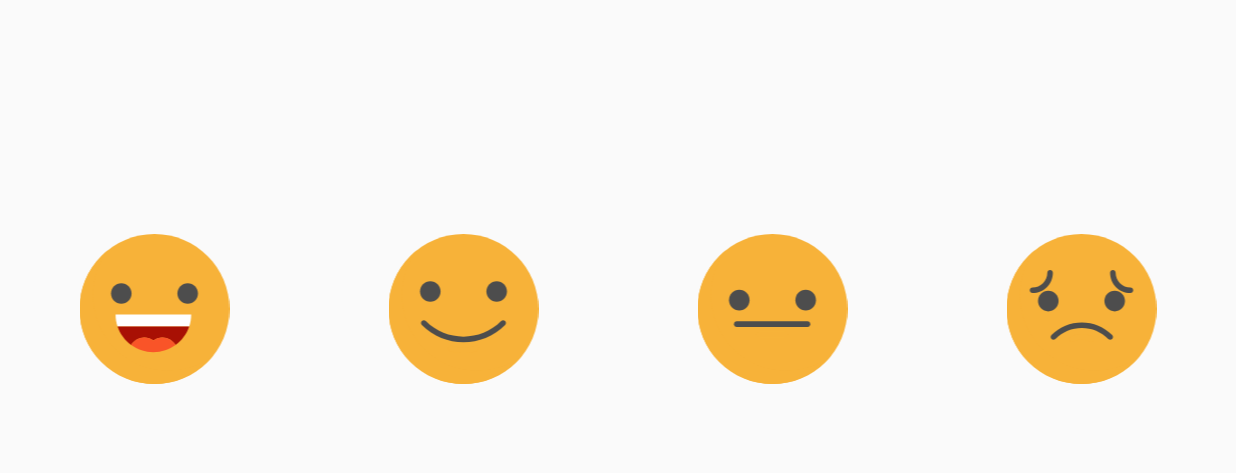
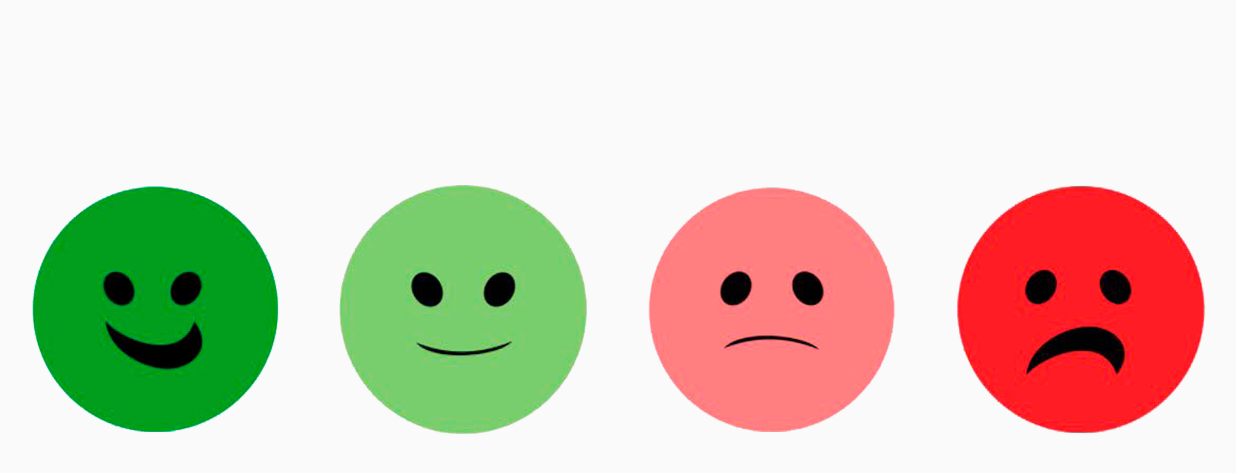
Before and after one commit to Adilbek12/RazyBol, an Android app: the fragment RatingFragment placed in its activity, on a phone screen of 824 x 412 dp (held sideways). Shown: the top 473 px of the screen. Run offline under Robolectric (Android 15) with nearby library versions, the phone set to English and light mode, and no system bars; our stand-ins replace Volley.

Commit message:
images is changed

```diff
--- a/app/src/main/res/drawable/ic_rating_1.xml
+++ /dev/null
@@ -1,32 +0,0 @@
-<?xml version="1.0" encoding="utf-8"?>
-<vector xmlns:android="http://schemas.android.com/apk/res/android"
-  android:width="100dp"
-  android:height="100dp"
-  android:viewportHeight="512.009"
-  android:viewportWidth="512.009">
-
-  <path
-    android:fillColor="#F7B239"
-    android:pathData="M 256.004 0 C 397.391105096 0 512.008 114.616894904 512.008 256.004 C 512.008 397.391105096 397.391105096 512.008 256.004 512.008 C 114.616894904 512.008 0 397.391105096 0 256.004 C 0 114.616894904 114.616894904 0 256.004 0 Z" />
-  <path
-    android:fillColor="#F7B239"
-    android:pathData="M121.499,390.501C29.407,298.407,22.15,153.608,99.723,53.204 c-8.593,6.638-16.861,13.895-24.743,21.777c-99.974,99.974-99.974,262.065,0,362.038s262.065,99.974,362.038,0 c7.881-7.881,15.138-16.15,21.777-24.743C358.392,489.85,213.593,482.593,121.499,390.501z" />
-  <path
-    android:fillColor="#F7B239"
-    android:pathData="M288.234,367.985c-1.484,0-2.988-0.349-4.394-1.084c-8.513-4.457-18.142-6.814-27.845-6.814 c-9.699,0-19.324,2.356-27.836,6.813c-4.639,2.432-10.376,0.639-12.808-4.004c-2.43-4.642-0.638-10.377,4.004-12.807 c11.218-5.874,23.887-8.979,36.64-8.979c12.755,0,25.428,3.105,36.647,8.979c4.643,2.43,6.436,8.165,4.005,12.807 C294.954,366.133,291.651,367.985,288.234,367.985z" />
-  <path
-    android:fillColor="#4D4D4D"
-    android:pathData="M257.185,302.041c-39.121,0-75.902,15.235-103.564,42.898c-3.706,3.706-3.706,9.713,0,13.418 c3.707,3.706,9.714,3.706,13.42,0c24.077-24.078,56.092-37.34,90.145-37.34s66.068,13.261,90.145,37.34 c1.853,1.853,4.281,2.78,6.71,2.78c2.428,0,4.857-0.926,6.71-2.78c3.706-3.706,3.706-9.713,0-13.418 C333.087,317.276,296.306,302.041,257.185,302.041z" />
-  <path
-    android:fillColor="#4D4D4D"
-    android:pathData="M158.362,132.143c0-5.24-4.247-9.489-9.489-9.489c-5.242,0-9.489,4.248-9.489,9.489 c0,27.852-22.659,50.513-50.513,50.513c-5.242,0-9.489,4.248-9.489,9.489c0,5.24,4.247,9.489,9.489,9.489 C127.189,201.632,158.362,170.46,158.362,132.143z" />
-  <path
-    android:fillColor="#4D4D4D"
-    android:pathData="M423.128,182.654c-27.854,0-50.513-22.659-50.513-50.513c0-5.24-4.247-9.489-9.489-9.489 s-9.489,4.248-9.489,9.489c0,38.317,31.173,69.49,69.49,69.49c5.242,0,9.489-4.248,9.489-9.489 C432.617,186.903,428.369,182.654,423.128,182.654z" />
-  <path
-    android:fillColor="#4D4D4D"
-    android:pathData="M177.781,229.019c0-19.358-15.749-35.107-35.107-35.107s-35.107,15.749-35.107,35.107 s15.749,35.107,35.107,35.107S177.781,248.377,177.781,229.019z" />
-  <path
-    android:fillColor="#4D4D4D"
-    android:pathData="M369.326,193.912c-19.358,0-35.107,15.749-35.107,35.107s15.749,35.107,35.107,35.107 s35.107-15.749,35.107-35.107S388.684,193.912,369.326,193.912z" />
-</vector>
--- a/app/src/main/res/drawable/ic_rating_2.xml
+++ /dev/null
@@ -1,26 +0,0 @@
-<?xml version="1.0" encoding="utf-8"?>
-<vector xmlns:android="http://schemas.android.com/apk/res/android"
-  android:width="100dp"
-  android:height="100dp"
-  android:viewportHeight="512.009"
-  android:viewportWidth="512.009">
-
-  <path
-    android:fillColor="#F7B239"
-    android:pathData="M 256.004 0 C 397.391105096 0 512.008 114.616894904 512.008 256.004 C 512.008 397.391105096 397.391105096 512.008 256.004 512.008 C 114.616894904 512.008 0 397.391105096 0 256.004 C 0 114.616894904 114.616894904 0 256.004 0 Z" />
-  <path
-    android:fillColor="#F7B239"
-    android:pathData="M121.499,390.501C29.407,298.407,22.15,153.608,99.723,53.204 c-8.593,6.638-16.861,13.895-24.743,21.777c-99.974,99.974-99.974,262.065,0,362.038s262.065,99.974,362.038,0 c7.881-7.881,15.138-16.15,21.777-24.743C358.392,489.85,213.593,482.593,121.499,390.501z" />
-  <path
-    android:fillColor="#F7B239"
-    android:pathData="M299.018,352.566H210.45c-5.242,0-9.489-4.248-9.489-9.489c0-5.24,4.247-9.489,9.489-9.489h88.569 c5.242,0,9.489,4.248,9.489,9.489C308.507,348.318,304.259,352.566,299.018,352.566z" />
-  <path
-    android:fillColor="#4D4D4D"
-    android:pathData="M375.557,298.165H133.912c-5.242,0-9.489,4.248-9.489,9.489c0,5.24,4.247,9.489,9.489,9.489h241.645 c5.242,0,9.489-4.248,9.489-9.489C385.045,302.413,380.797,298.165,375.557,298.165z" />
-  <path
-    android:fillColor="#4D4D4D"
-    android:pathData="M177.781,225.753c0-19.358-15.749-35.107-35.107-35.107s-35.107,15.749-35.107,35.107 s15.749,35.107,35.107,35.107S177.781,245.111,177.781,225.753z" />
-  <path
-    android:fillColor="#4D4D4D"
-    android:pathData="M369.326,190.646c-19.358,0-35.107,15.749-35.107,35.107s15.749,35.107,35.107,35.107 s35.107-15.749,35.107-35.107S388.684,190.646,369.326,190.646z" />
-</vector>
--- a/app/src/main/res/drawable/ic_rating_3.xml
+++ /dev/null
@@ -1,26 +0,0 @@
-<?xml version="1.0" encoding="utf-8"?>
-<vector xmlns:android="http://schemas.android.com/apk/res/android"
-  android:width="100dp"
-  android:height="100dp"
-  android:viewportHeight="512.009"
-  android:viewportWidth="512.009">
-
-  <path
-    android:fillColor="#F7B239"
-    android:pathData="M 256.004 0 C 397.391105096 0 512.008 114.616894904 512.008 256.004 C 512.008 397.391105096 397.391105096 512.008 256.004 512.008 C 114.616894904 512.008 0 397.391105096 0 256.004 C 0 114.616894904 114.616894904 0 256.004 0 Z" />
-  <path
-    android:fillColor="#F7B239"
-    android:pathData="M121.499,390.501C29.407,298.407,22.15,153.608,99.723,53.204 c-8.593,6.638-16.861,13.895-24.743,21.777c-99.974,99.974-99.974,262.065,0,362.038s262.065,99.974,362.038,0 c7.881-7.881,15.138-16.15,21.777-24.743C358.392,489.85,213.593,482.593,121.499,390.501z" />
-  <path
-    android:fillColor="#F7B239"
-    android:pathData="M256.001,406.199c-15.303,0-30.599-2.085-45.475-6.255c-5.045-1.414-7.989-6.652-6.575-11.699 c1.414-5.045,6.652-7.992,11.698-6.575c26.399,7.401,54.307,7.401,80.706,0c5.049-1.412,10.283,1.53,11.698,6.575 c1.414,5.045-1.53,10.283-6.575,11.698C286.602,404.114,271.299,406.199,256.001,406.199z" />
-  <path
-    android:fillColor="#4D4D4D"
-    android:pathData="M384.701,297.195c-70.969,70.966-186.441,70.964-257.402,0c-3.707-3.706-9.714-3.706-13.42,0 c-3.706,3.706-3.706,9.714,0,13.418c39.188,39.187,90.645,58.774,142.121,58.774c51.463,0,102.942-19.596,142.121-58.774 c3.706-3.706,3.706-9.714,0-13.418C394.415,293.49,388.408,293.488,384.701,297.195z" />
-  <path
-    android:fillColor="#4D4D4D"
-    android:pathData="M142.674,231.083c19.358,0,35.107-15.749,35.107-35.107s-15.749-35.107-35.107-35.107 s-35.107,15.749-35.107,35.107S123.316,231.083,142.674,231.083z" />
-  <path
-    android:fillColor="#4D4D4D"
-    android:pathData="M369.326,160.87c-19.358,0-35.107,15.749-35.107,35.107s15.749,35.107,35.107,35.107 s35.107-15.749,35.107-35.107S388.684,160.87,369.326,160.87z" />
-</vector>
--- a/app/src/main/res/drawable/ic_rating_4.xml
+++ /dev/null
@@ -1,29 +0,0 @@
-<?xml version="1.0" encoding="utf-8"?>
-<vector xmlns:android="http://schemas.android.com/apk/res/android"
-  android:width="100dp"
-  android:height="100dp"
-  android:viewportHeight="512.009"
-  android:viewportWidth="512.009">
-
-  <path
-    android:fillColor="#F7B239"
-    android:pathData="M 256.004 0 C 397.391105096 0 512.008 114.616894904 512.008 256.004 C 512.008 397.391105096 397.391105096 512.008 256.004 512.008 C 114.616894904 512.008 0 397.391105096 0 256.004 C 0 114.616894904 114.616894904 0 256.004 0 Z" />
-  <path
-    android:fillColor="#F7B239"
-    android:pathData="M121.499,390.501C29.407,298.407,22.15,153.608,99.723,53.204 c-8.593,6.638-16.861,13.895-24.743,21.777c-99.974,99.974-99.974,262.065,0,362.038s262.065,99.974,362.038,0 c7.881-7.881,15.138-16.15,21.777-24.743C358.392,489.85,213.593,482.593,121.499,390.501z" />
-  <path
-    android:fillColor="#FFFFFF"
-    android:pathData="M123.163,274.382h258.092c0,14.486-2.391,28.415-6.794,41.421H129.957 C125.554,302.798,123.163,288.868,123.163,274.382z" />
-  <path
-    android:fillColor="#A81004"
-    android:pathData="M129.956,315.803H374.46c-8.679,25.632-25.189,47.633-46.684,63.182 c-9.033-15.22-25.632-25.417-44.622-25.417c-11.601,0-22.305,3.808-30.946,10.248c-8.641-6.44-19.357-10.248-30.958-10.248 c-18.977,0-35.589,10.197-44.609,25.417C155.146,363.436,138.635,341.435,129.956,315.803z" />
-  <path
-    android:fillColor="#F95428"
-    android:pathData="M283.153,353.568c18.99,0,35.589,10.197,44.622,25.417c-21.242,15.384-47.355,24.443-75.568,24.443 s-54.326-9.059-75.568-24.443c9.021-15.22,25.632-25.417,44.609-25.417c11.601,0,22.317,3.808,30.958,10.248 C260.85,357.376,271.552,353.568,283.153,353.568z" />
-  <path
-    android:fillColor="#4D4D4D"
-    android:pathData="M142.674,238.04c19.358,0,35.107-15.749,35.107-35.107s-15.749-35.107-35.107-35.107 s-35.107,15.749-35.107,35.107S123.316,238.04,142.674,238.04z" />
-  <path
-    android:fillColor="#4D4D4D"
-    android:pathData="M369.327,167.828c-19.358,0-35.107,15.749-35.107,35.107s15.749,35.107,35.107,35.107 s35.107-15.749,35.107-35.107S388.684,167.828,369.327,167.828z" />
-</vector>
--- a/app/src/main/res/layout/fragment_rating.xml
+++ b/app/src/main/res/layout/fragment_rating.xml
@@ -1,13 +1,20 @@
 <?xml version="1.0" encoding="utf-8"?>
-<android.support.constraint.ConstraintLayout xmlns:android="http://schemas.android.com/apk/res/android"
+<LinearLayout xmlns:android="http://schemas.android.com/apk/res/android"
     xmlns:app="http://schemas.android.com/apk/res-auto"
     android:layout_width="match_parent"
-    android:layout_height="match_parent">
+    android:layout_height="match_parent"
+    android:orientation="horizontal"
+    android:weightSum="4">
+
+    <android.support.constraint.ConstraintLayout
+        android:layout_width="0dp"
+        android:layout_height="match_parent"
+        android:layout_weight="1">
 
         <ImageView
             android:id="@+id/rating_1"
-        android:layout_width="0dp"
-        android:layout_height="wrap_content"
+            android:layout_width="match_parent"
+            android:layout_height="0dp"
             android:layout_margin="20dp"
             android:background="?attr/selectableItemBackgroundBorderless"
             android:clickable="true"
@@ -15,14 +22,20 @@
             android:onClick="onClickRating"
             android:src="@drawable/ic_rating_4"
             app:layout_constraintBottom_toBottomOf="parent"
-        app:layout_constraintLeft_toLeftOf="parent"
-        app:layout_constraintRight_toLeftOf="@+id/rating_2"
+            app:layout_constraintDimensionRatio="1:1"
             app:layout_constraintTop_toTopOf="parent" />
+
+    </android.support.constraint.ConstraintLayout>
+
+    <android.support.constraint.ConstraintLayout
+        android:layout_width="0dp"
+        android:layout_height="match_parent"
+        android:layout_weight="1">
 
         <ImageView
             android:id="@+id/rating_2"
-        android:layout_width="0dp"
-        android:layout_height="wrap_content"
+            android:layout_width="match_parent"
+            android:layout_height="0dp"
             android:layout_margin="20dp"
             android:background="?attr/selectableItemBackgroundBorderless"
             android:clickable="true"
@@ -30,14 +43,20 @@
             android:onClick="onClickRating"
             android:src="@drawable/ic_rating_3"
             app:layout_constraintBottom_toBottomOf="parent"
-        app:layout_constraintLeft_toRightOf="@id/rating_1"
-        app:layout_constraintRight_toLeftOf="@id/rating_3"
+            app:layout_constraintDimensionRatio="1:1"
             app:layout_constraintTop_toTopOf="parent" />
+
+    </android.support.constraint.ConstraintLayout>
+
+    <android.support.constraint.ConstraintLayout
+        android:layout_width="0dp"
+        android:layout_height="match_parent"
+        android:layout_weight="1">
 
         <ImageView
             android:id="@+id/rating_3"
-        android:layout_width="0dp"
-        android:layout_height="wrap_content"
+            android:layout_width="match_parent"
+            android:layout_height="0dp"
             android:layout_margin="20dp"
             android:background="?attr/selectableItemBackgroundBorderless"
             android:clickable="true"
@@ -45,14 +64,20 @@
             android:onClick="onClickRating"
             android:src="@drawable/ic_rating_2"
             app:layout_constraintBottom_toBottomOf="parent"
-        app:layout_constraintLeft_toRightOf="@id/rating_2"
-        app:layout_constraintRight_toLeftOf="@id/rating_4"
+            app:layout_constraintDimensionRatio="1:1"
             app:layout_constraintTop_toTopOf="parent" />
+
+    </android.support.constraint.ConstraintLayout>
+
+    <android.support.constraint.ConstraintLayout
+        android:layout_width="0dp"
+        android:layout_height="match_parent"
+        android:layout_weight="1">
 
         <ImageView
             android:id="@+id/rating_4"
-        android:layout_width="0dp"
-        android:layout_height="wrap_content"
+            android:layout_width="match_parent"
+            android:layout_height="0dp"
             android:layout_margin="20dp"
             android:background="?attr/selectableItemBackgroundBorderless"
             android:clickable="true"
@@ -60,8 +85,9 @@
             android:onClick="onClickRating"
             android:src="@drawable/ic_rating_1"
             app:layout_constraintBottom_toBottomOf="parent"
-        app:layout_constraintLeft_toRightOf="@id/rating_3"
-        app:layout_constraintRight_toRightOf="parent"
+            app:layout_constraintDimensionRatio="1:1"
             app:layout_constraintTop_toTopOf="parent" />
 
     </android.support.constraint.ConstraintLayout>
+
+</LinearLayout>
```
Also changed, not shown: app/src/main/res/drawable/ic_rating_1.png (added), app/src/main/res/drawable/ic_rating_2.png (added), app/src/main/res/drawable/ic_rating_3.png (added), app/src/main/res/drawable/ic_rating_4.png (added). Lines whose indentation alone changed are shown as unchanged.
